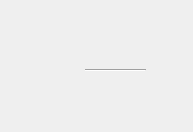
The window that templates/GCC_GPI.ui (pcdshub/lcls-pydm-vacuum) describes before a commit, drawn with Qt 5.
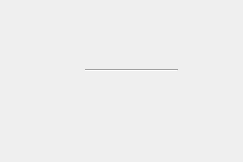
The same window after the commit. Custom widgets are drawn as their Qt base class.

Commit message: STY: modifys the spacing of gauges

```diff
--- a/templates/GCC_GPI.ui
+++ b/templates/GCC_GPI.ui
@@ -6,8 +6,8 @@
    <rect>
     <x>0</x>
     <y>0</y>
-    <width>193</width>
-    <height>132</height>
+    <width>243</width>
+    <height>162</height>
    </rect>
   </property>
   <property name="windowTitle">
@@ -18,7 +18,7 @@
     <rect>
      <x>0</x>
      <y>0</y>
-     <width>191</width>
+     <width>201</width>
      <height>131</height>
     </rect>
    </property>
@@ -58,7 +58,7 @@
      <rect>
       <x>85</x>
       <y>62</y>
-      <width>61</width>
+      <width>93</width>
       <height>16</height>
      </rect>
     </property>
@@ -69,7 +69,7 @@
    <widget class="RoughGauge" name="GPI">
     <property name="geometry">
      <rect>
-      <x>108</x>
+      <x>130</x>
       <y>47</y>
       <width>71</width>
       <height>50</height>
```
